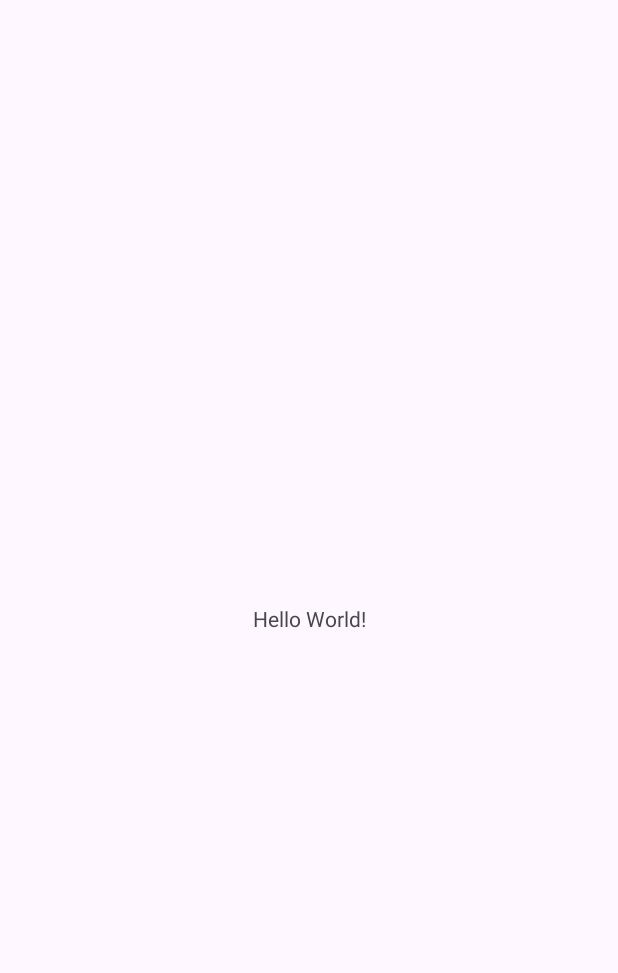
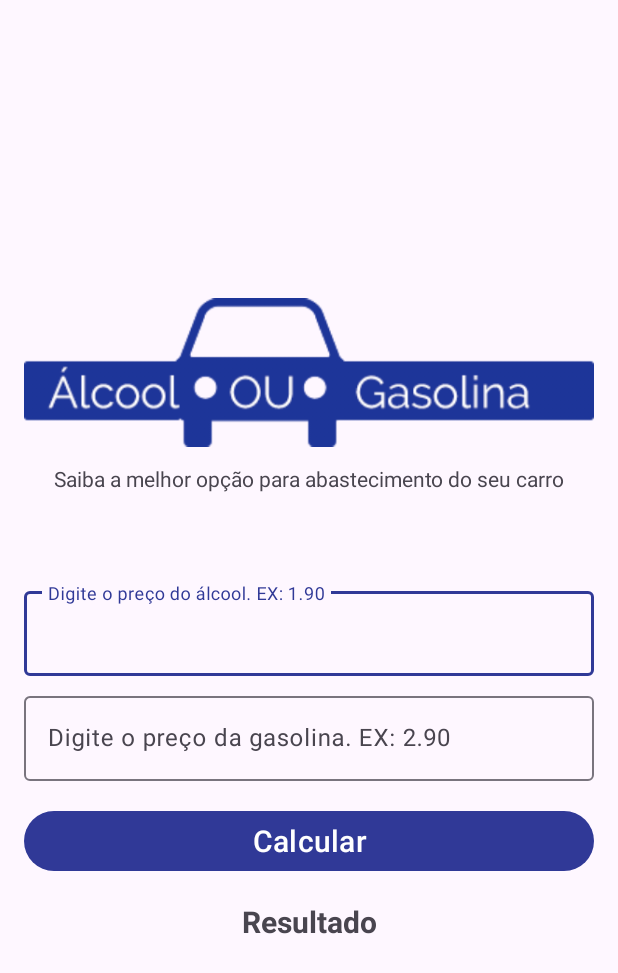
Before and after one commit to Allyhgf/ProjetoKotlin_App_Alcool_ou_Gasolina, an Android app: the screen it shows after launch (MainActivity), on a phone screen of 412 x 824 dp. Before the commit the part shown is almost empty. Shown: the top 973 px of the screen. Run offline under Robolectric (Android 15) with nearby library versions, the phone set to English and light mode, and no system bars.

Commit message:
Configuração da interface e inicialização dos atributos

```diff
--- a/app/src/main/java/com/example/alcoolougasolina/MainActivity.kt
+++ b/app/src/main/java/com/example/alcoolougasolina/MainActivity.kt
@@ -2,8 +2,21 @@ package com.example.alcoolougasolina
 
 import androidx.appcompat.app.AppCompatActivity
 import android.os.Bundle
+import android.widget.Button
+import android.widget.TextView
+import com.google.android.material.textfield.TextInputEditText
+import com.google.android.material.textfield.TextInputLayout
 
 class MainActivity : AppCompatActivity() {
+
+    private lateinit var textInputAlcool: TextInputLayout
+    private lateinit var editAlcool: TextInputEditText
+
+    private lateinit var textInputGasolina: TextInputLayout
+    private lateinit var editGasolina: TextInputEditText
+
+    private lateinit var btnCalcular: Button
+    private lateinit var textResultado: TextView
     override fun onCreate(savedInstanceState: Bundle?) {
         super.onCreate(savedInstanceState)
         setContentView(R.layout.activity_main)
--- a/app/src/main/res/layout/activity_main.xml
+++ b/app/src/main/res/layout/activity_main.xml
@@ -3,16 +3,101 @@
     xmlns:app="http://schemas.android.com/apk/res-auto"
     xmlns:tools="http://schemas.android.com/tools"
     android:layout_width="match_parent"
-    android:layout_height="match_parent"
+    android:layout_height="wrap_content"
+    android:layout_gravity="center_vertical"
     tools:context=".MainActivity">
 
+    <ImageView
+        android:id="@+id/imageView"
+        android:layout_width="0dp"
+        android:layout_height="wrap_content"
+        android:layout_marginStart="16dp"
+        android:layout_marginEnd="16dp"
+        app:layout_constraintEnd_toEndOf="parent"
+        app:layout_constraintHorizontal_bias="0.497"
+        app:layout_constraintStart_toStartOf="parent"
+        app:layout_constraintTop_toTopOf="parent"
+        app:srcCompat="@drawable/logo" />
+
     <TextView
+        android:id="@+id/textView"
         android:layout_width="wrap_content"
         android:layout_height="wrap_content"
-        android:text="Hello World!"
-        app:layout_constraintBottom_toBottomOf="parent"
+        android:layout_marginTop="8dp"
+        android:text="Saiba a melhor opção para abastecimento do seu carro"
         app:layout_constraintEnd_toEndOf="parent"
+        app:layout_constraintHorizontal_bias="0.5"
         app:layout_constraintStart_toStartOf="parent"
-        app:layout_constraintTop_toTopOf="parent" />
+        app:layout_constraintTop_toBottomOf="@+id/imageView" />
+
+    <com.google.android.material.textfield.TextInputLayout
+        android:id="@+id/text_input_alcool"
+        android:layout_width="0dp"
+        android:layout_height="wrap_content"
+        android:layout_marginStart="16dp"
+        android:layout_marginTop="60dp"
+        android:layout_marginEnd="16dp"
+        app:layout_constraintEnd_toEndOf="parent"
+        app:layout_constraintHorizontal_bias="0.5"
+        app:layout_constraintStart_toStartOf="parent"
+        app:layout_constraintTop_toBottomOf="@+id/textView">
+
+        <com.google.android.material.textfield.TextInputEditText
+            android:id="@+id/edit_alcool"
+            android:layout_width="match_parent"
+            android:layout_height="wrap_content"
+            android:hint="Digite o preço do álcool. EX: 1.90"
+            android:inputType="number|numberDecimal" />
+    </com.google.android.material.textfield.TextInputLayout>
+
+    <com.google.android.material.textfield.TextInputLayout
+        android:id="@+id/text_input_gasolina"
+        android:layout_width="0dp"
+        android:layout_height="wrap_content"
+        android:layout_marginStart="16dp"
+        android:layout_marginTop="8dp"
+        android:layout_marginEnd="16dp"
+        app:layout_constraintEnd_toEndOf="parent"
+        app:layout_constraintHorizontal_bias="0.5"
+        app:layout_constraintStart_toStartOf="parent"
+        app:layout_constraintTop_toBottomOf="@+id/text_input_alcool">
+
+        <com.google.android.material.textfield.TextInputEditText
+            android:id="@+id/edit_gasolina"
+            android:layout_width="match_parent"
+            android:layout_height="wrap_content"
+            android:hint="Digite o preço da gasolina. EX: 2.90"
+            android:inputType="number|numberDecimal" />
+    </com.google.android.material.textfield.TextInputLayout>
+
+    <Button
+        android:id="@+id/btn_calcular"
+        android:layout_width="0dp"
+        android:layout_height="wrap_content"
+        android:layout_marginStart="16dp"
+        android:layout_marginTop="16dp"
+        android:layout_marginEnd="16dp"
+        android:text="Calcular"
+        android:textSize="20sp"
+        app:layout_constraintEnd_toEndOf="parent"
+        app:layout_constraintHorizontal_bias="0.5"
+        app:layout_constraintStart_toStartOf="parent"
+        app:layout_constraintTop_toBottomOf="@+id/text_input_gasolina" />
+
+    <TextView
+        android:id="@+id/text_resultado"
+        android:layout_width="0dp"
+        android:layout_height="wrap_content"
+        android:layout_marginStart="16dp"
+        android:layout_marginTop="16dp"
+        android:layout_marginEnd="16dp"
+        android:text="Resultado"
+        android:textAlignment="center"
+        android:textSize="20sp"
+        android:textStyle="bold"
+        app:layout_constraintEnd_toEndOf="parent"
+        app:layout_constraintHorizontal_bias="0.5"
+        app:layout_constraintStart_toStartOf="parent"
+        app:layout_constraintTop_toBottomOf="@+id/btn_calcular" />
 
 </androidx.constraintlayout.widget.ConstraintLayout>
--- a/app/src/main/res/values/colors.xml
+++ b/app/src/main/res/values/colors.xml
@@ -2,4 +2,5 @@
 <resources>
     <color name="black">#FF000000</color>
     <color name="white">#FFFFFFFF</color>
+    <color name="azul">#303997</color>
 </resources>
--- a/app/src/main/res/values/themes.xml
+++ b/app/src/main/res/values/themes.xml
@@ -2,7 +2,7 @@
     <!-- Base application theme. -->
     <style name="Base.Theme.AlcoolOuGasolina" parent="Theme.Material3.DayNight.NoActionBar">
         <!-- Customize your light theme here. -->
-        <!-- <item name="colorPrimary">@color/my_light_primary</item> -->
+        <item name="colorPrimary">@color/azul</item>
     </style>
 
     <style name="Theme.AlcoolOuGasolina" parent="Base.Theme.AlcoolOuGasolina" />
```
Also changed, not shown: app/src/main/res/drawable/logo.png (added).
